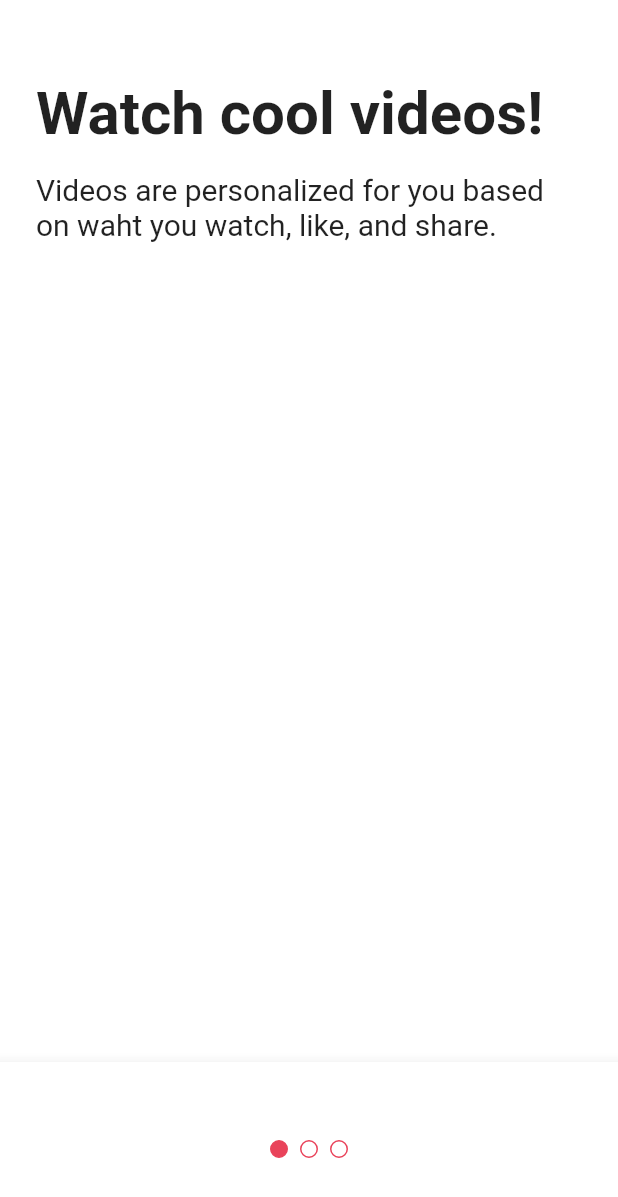
After one commit to zak1ller/flutter_tiktok_clone_for_study, a Flutter app: the screen it shows after launch, after a tap on "Next", on a phone screen of 412 x 824 dp. The commit adds this screen. Shown: the top 1197 px of the screen. Run offline on Flutter 3.47's test engine with Material 2 defaults, Android fonts, the phone set to English and light mode, and no system bars; our stand-ins replace font_awesome_flutter.

Commit message:
5.3 Tutorial Screen

```diff
--- a/lib/featurs/onboarding/interests_view.dart
+++ b/lib/featurs/onboarding/interests_view.dart
@@ -1,6 +1,7 @@
 import 'package:flutter/material.dart';
 import 'package:tiktok_clone/constants/gaps.dart';
 import 'package:tiktok_clone/constants/sizes.dart';
+import 'package:tiktok_clone/featurs/onboarding/tutorial_view.dart';
 import 'package:tiktok_clone/featurs/onboarding/widgets/interests_button.dart';
 
 const interests = [
@@ -81,6 +82,15 @@ class _InterestsViewState extends State<InterestsView> {
     }
   }
 
+  void _onNextTap() {
+    Navigator.push(
+      context,
+      MaterialPageRoute(
+        builder: (context) => const TutorialView(),
+      ),
+    );
+  }
+
   @override
   Widget build(BuildContext context) {
     return Scaffold(
@@ -142,6 +152,8 @@ class _InterestsViewState extends State<InterestsView> {
             top: Sizes.size16,
             bottom: Sizes.size16,
           ),
+          child: GestureDetector(
+            onTap: _onNextTap,
             child: Container(
               padding: const EdgeInsets.symmetric(
                 vertical: Sizes.size20,
@@ -160,6 +172,7 @@ class _InterestsViewState extends State<InterestsView> {
             ),
           ),
         ),
+      ),
     );
   }
 }
--- /dev/null
+++ b/lib/featurs/onboarding/tutorial_view.dart
@@ -0,0 +1,117 @@
+import 'package:flutter/material.dart';
+import 'package:tiktok_clone/constants/gaps.dart';
+import 'package:tiktok_clone/constants/sizes.dart';
+
+class TutorialView extends StatefulWidget {
+  const TutorialView({super.key});
+
+  @override
+  State<TutorialView> createState() => _TutorialViewState();
+}
+
+class _TutorialViewState extends State<TutorialView> {
+  @override
+  Widget build(BuildContext context) {
+    return DefaultTabController(
+      length: 3,
+      child: Scaffold(
+        body: const SafeArea(
+          child: TabBarView(
+            children: [
+              Padding(
+                padding: EdgeInsets.symmetric(
+                  horizontal: Sizes.size24,
+                ),
+                child: Column(
+                  crossAxisAlignment: CrossAxisAlignment.start,
+                  children: [
+                    Gaps.v52,
+                    Text(
+                      "Watch cool videos!",
+                      style: TextStyle(
+                        fontSize: Sizes.size40,
+                        fontWeight: FontWeight.bold,
+                      ),
+                    ),
+                    Gaps.v16,
+                    Text(
+                      "Videos are personalized for you based on waht you watch, like, and share.",
+                      style: TextStyle(
+                        fontSize: Sizes.size20,
+                      ),
+                    ),
+                  ],
+                ),
+              ),
+              Padding(
+                padding: EdgeInsets.symmetric(
+                  horizontal: Sizes.size24,
+                ),
+                child: Column(
+                  crossAxisAlignment: CrossAxisAlignment.start,
+                  children: [
+                    Gaps.v52,
+                    Text(
+                      "Follow the rules!",
+                      style: TextStyle(
+                        fontSize: Sizes.size40,
+                        fontWeight: FontWeight.bold,
+                      ),
+                    ),
+                    Gaps.v16,
+                    Text(
+                      "Videos are personalized for you based on waht you watch, like, and share.",
+                      style: TextStyle(
+                        fontSize: Sizes.size20,
+                      ),
+                    ),
+                  ],
+                ),
+              ),
+              Padding(
+                padding: EdgeInsets.symmetric(
+                  horizontal: Sizes.size24,
+                ),
+                child: Column(
+                  crossAxisAlignment: CrossAxisAlignment.start,
+                  children: [
+                    Gaps.v52,
+                    Text(
+                      "Enjoy the ride",
+                      style: TextStyle(
+                        fontSize: Sizes.size40,
+                        fontWeight: FontWeight.bold,
+                      ),
+                    ),
+                    Gaps.v16,
+                    Text(
+                      "Videos are personalized for you based on waht you watch, like, and share.",
+                      style: TextStyle(
+                        fontSize: Sizes.size20,
+                      ),
+                    ),
+                  ],
+                ),
+              ),
+            ],
+          ),
+        ),
+        bottomNavigationBar: BottomAppBar(
+          child: Container(
+            child: Padding(
+              padding: const EdgeInsets.symmetric(vertical: Sizes.size48),
+              child: Row(
+                mainAxisAlignment: MainAxisAlignment.center,
+                children: [
+                  TabPageSelector(
+                    selectedColor: Theme.of(context).primaryColor,
+                  ),
+                ],
+              ),
+            ),
+          ),
+        ),
+      ),
+    );
+  }
+}
```
Lines whose indentation alone changed are shown as unchanged.
